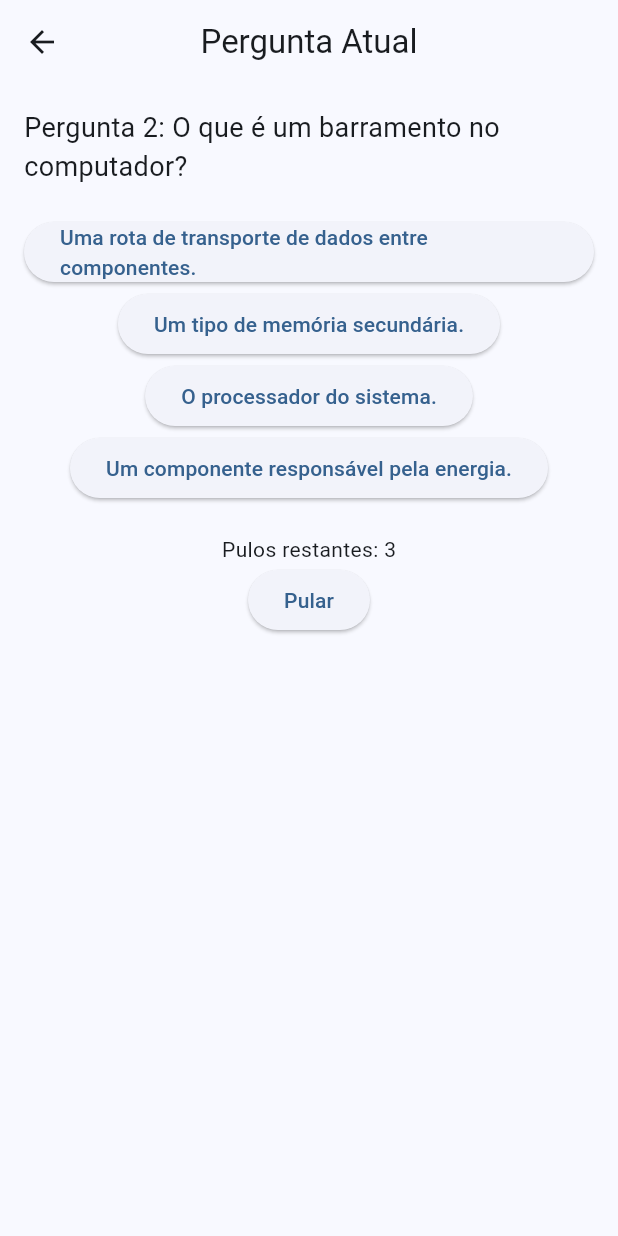
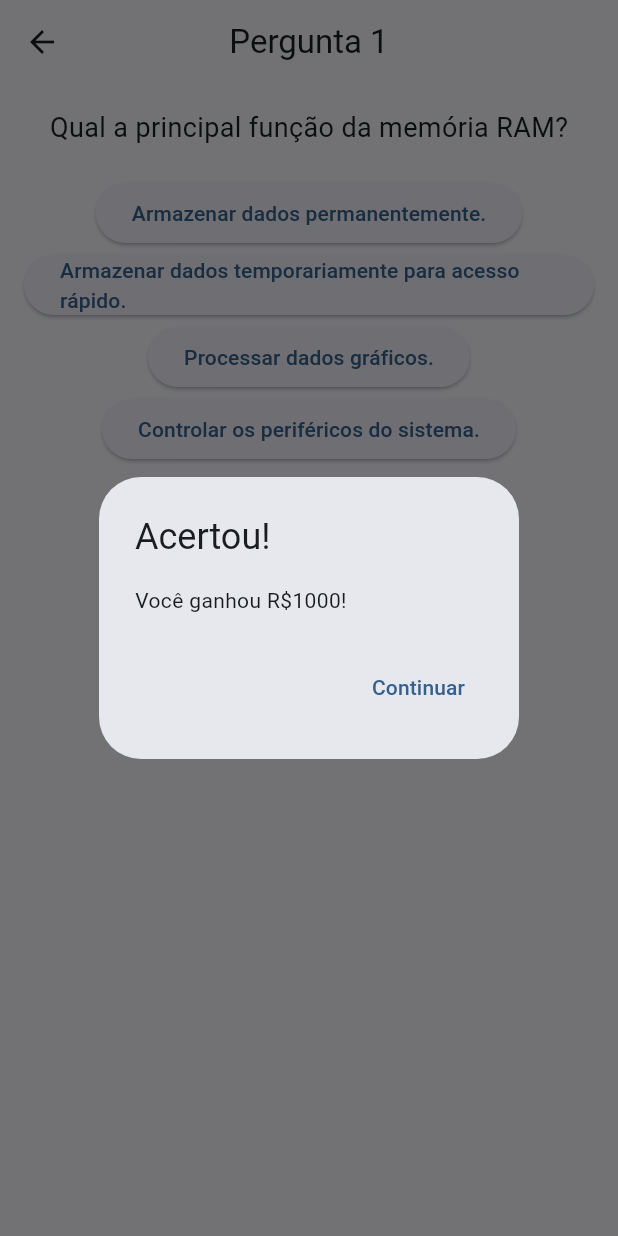
Before and after one commit to gabrielamds/AOCApp, a Flutter app: the TelaPerguntas screen opened directly, after a tap on "Armazenar dados temporariamente para ace", on a phone screen of 412 x 824 dp. Run offline on Flutter 3.47's test engine with Material 3 defaults, Android fonts, the phone set to English and light mode, and no system bars.

```diff
--- a/lib/main.dart
+++ b/lib/main.dart
@@ -1,3 +1,4 @@
+import 'dart:async';
 import 'package:flutter/material.dart';
 
 void main() {
@@ -58,33 +59,6 @@ class TelaInicial extends StatelessWidget {
               },
               child: const Text('Iniciar Jogo'),
             ),
-            ElevatedButton(
-              onPressed: () {
-                showDialog(
-                  context: context,
-                  builder: (ctx) => AlertDialog(
-                    title: const Text('Instruções'),
-                    content: const Text(
-                      'Responda as perguntas corretamente e use as ajudas quando necessário. '
-                      'O objetivo final é acumular conhecimento e passar na matéria!',
-                    ),
-                    actions: [
-                      TextButton(
-                        onPressed: () {
-                          Navigator.of(ctx).pop();
-                        },
-                        child: const Text('Entendi!'),
-                      ),
-                    ],
-                  ),
-                );
-              },
-              child: const Text('Instruções'),
-            ),
-            ElevatedButton(
-              onPressed: () => Navigator.of(context).pop(),
-              child: const Text('Sair'),
-            ),
           ],
         ),
       ),
@@ -128,107 +102,69 @@ class _TelaPerguntasState extends State<TelaPerguntas> {
   int perguntaAtual = 0;
   int pontuacao = 0;
   int pulosRestantes = 3;
+  bool tempoEsgotado = false;
+  late Timer timer;
+  int segundosRestantes = 45;
 
-  void responder(int index) {
+  void iniciarCronometro() {
+    timer = Timer.periodic(const Duration(seconds: 1), (timer) {
+      if (segundosRestantes == 0) {
+        setState(() {
+          tempoEsgotado = true;
+        });
+        _tempoEsgotado();
+      } else {
+        setState(() {
+          segundosRestantes--;
+        });
+      }
+    });
+  }
+
+  void _tempoEsgotado() {
+    timer.cancel();
+    _mostrarDialogo(
+      'Tempo esgotado!',
+      'Você perdeu, mas levou R\$${pontuacao} acumulados.',
+      reiniciar: true,
+    );
+  }
+
+  void _responder(int index) {
+    timer.cancel();
     if (index == perguntas[perguntaAtual]['correta']) {
       setState(() {
         pontuacao += 1000 * (perguntaAtual + 1);
-        perguntaAtual++;
       });
+      _mostrarDialogo('Acertou!', 'Você ganhou R\$${pontuacao}!', continuar: true);
     } else {
-      _mostrarDialogo('Errou!', 'Você perdeu. Pontuação final: $pontuacao');
+      _mostrarDialogo(
+        'Errou!',
+        'Você perdeu. Sua pontuação final: R\$${pontuacao}.',
+        reiniciar: true,
+      );
     }
   }
 
-  void pular() {
-    if (pulosRestantes > 0) {
-      setState(() {
-        perguntaAtual++;
-        pulosRestantes--;
-      });
-    } else {
-      _mostrarDialogo('Sem pulos!', 'Você já usou todos os seus pulos.');
-    }
-  }
-
-  void _mostrarDialogo(String titulo, String mensagem) {
+  void _mostrarDialogo(String titulo, String mensagem, {bool continuar = false, bool reiniciar = false}) {
     showDialog(
       context: context,
       builder: (ctx) => AlertDialog(
         title: Text(titulo),
         content: Text(mensagem),
         actions: [
-          TextButton(
-            onPressed: () {
-              Navigator.of(ctx).pop();
-            },
-            child: const Text('OK'),
-          ),
-        ],
-      ),
-    );
-  }
-
-  @override
-  Widget build(BuildContext context) {
-    if (perguntaAtual >= perguntas.length) {
-      return TelaFinal(pontuacao: pontuacao);
-    }
-
-    final pergunta = perguntas[perguntaAtual];
-    return Scaffold(
-      appBar: AppBar(
-        title: const Text('Pergunta Atual'),
-        centerTitle: true,
-      ),
-      body: Padding(
-        padding: const EdgeInsets.all(16.0),
-        child: Column(
-          children: [
-            Text(
-              'Pergunta ${perguntaAtual + 1}: ${pergunta['texto']}',
-              style: const TextStyle(fontSize: 18),
+          if (continuar)
+            TextButton(
+              onPressed: () {
+                Navigator.of(ctx).pop();
+                _proximaPergunta();
+              },
+              child: const Text('Continuar'),
             ),
-            const SizedBox(height: 20),
-            ...List.generate(pergunta['alternativas'].length, (index) {
-              return ElevatedButton(
-                onPressed: () => responder(index),
-                child: Text(pergunta['alternativas'][index]),
-              );
-            }),
-            const SizedBox(height: 20),
-            Text('Pulos restantes: $pulosRestantes'),
-            ElevatedButton(
-              onPressed: pular,
-              child: const Text('Pular'),
-            ),
-          ],
-        ),
-      ),
-    );
-  }
-}
-
-// Tela Final
-class TelaFinal extends StatelessWidget {
-  final int pontuacao;
-
-  const TelaFinal({super.key, required this.pontuacao});
-
-  @override
-  Widget build(BuildContext context) {
-    return Scaffold(
-      body: Center(
-        child: Column(
-          mainAxisAlignment: MainAxisAlignment.center,
-          children: [
-            const Text(
-              'Parabéns!',
-              style: TextStyle(fontSize: 24),
-            ),
-            Text('Sua pontuação final foi: $pontuacao'),
-            ElevatedButton(
+          if (reiniciar)
+            TextButton(
               onPressed: () {
+                Navigator.of(ctx).pop();
                 Navigator.pushAndRemoveUntil(
                   context,
                   MaterialPageRoute(builder: (context) => const TelaInicial()),
@@ -237,6 +173,64 @@ class TelaFinal extends StatelessWidget {
               },
               child: const Text('Voltar ao Início'),
             ),
+        ],
+      ),
+    );
+  }
+
+  void _proximaPergunta() {
+    setState(() {
+      perguntaAtual++;
+      segundosRestantes = 45;
+    });
+    if (perguntaAtual >= perguntas.length) {
+      _mostrarDialogo(
+        'Parabéns!',
+        'Você concluiu o jogo com R\$${pontuacao}!',
+        reiniciar: true,
+      );
+    } else {
+      iniciarCronometro();
+    }
+  }
+
+  @override
+  void initState() {
+    super.initState();
+    iniciarCronometro();
+  }
+
+  @override
+  void dispose() {
+    timer.cancel();
+    super.dispose();
+  }
+
+  @override
+  Widget build(BuildContext context) {
+    final pergunta = perguntas[perguntaAtual];
+    return Scaffold(
+      appBar: AppBar(
+        title: Text('Pergunta ${perguntaAtual + 1}'),
+        centerTitle: true,
+      ),
+      body: Padding(
+        padding: const EdgeInsets.all(16.0),
+        child: Column(
+          children: [
+            Text(
+              pergunta['texto'],
+              style: const TextStyle(fontSize: 18),
+            ),
+            const SizedBox(height: 20),
+            ...List.generate(pergunta['alternativas'].length, (index) {
+              return ElevatedButton(
+                onPressed: () => _responder(index),
+                child: Text(pergunta['alternativas'][index]),
+              );
+            }),
+            const SizedBox(height: 20),
+            Text('Tempo restante: $segundosRestantes segundos'),
           ],
         ),
       ),
```
